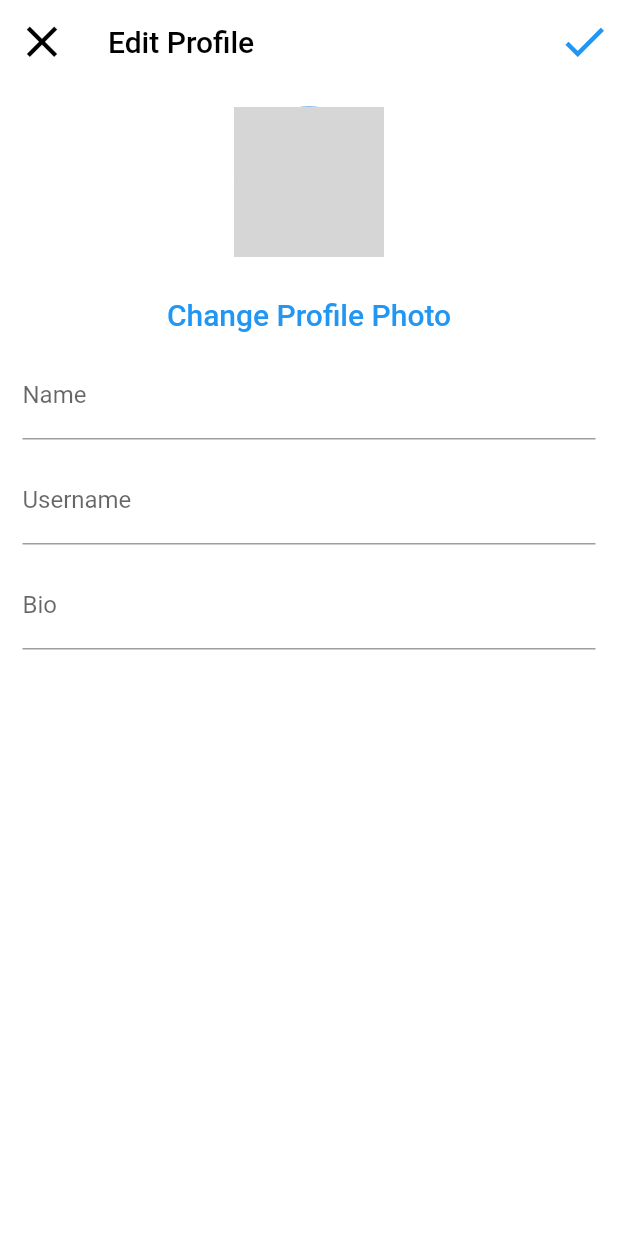
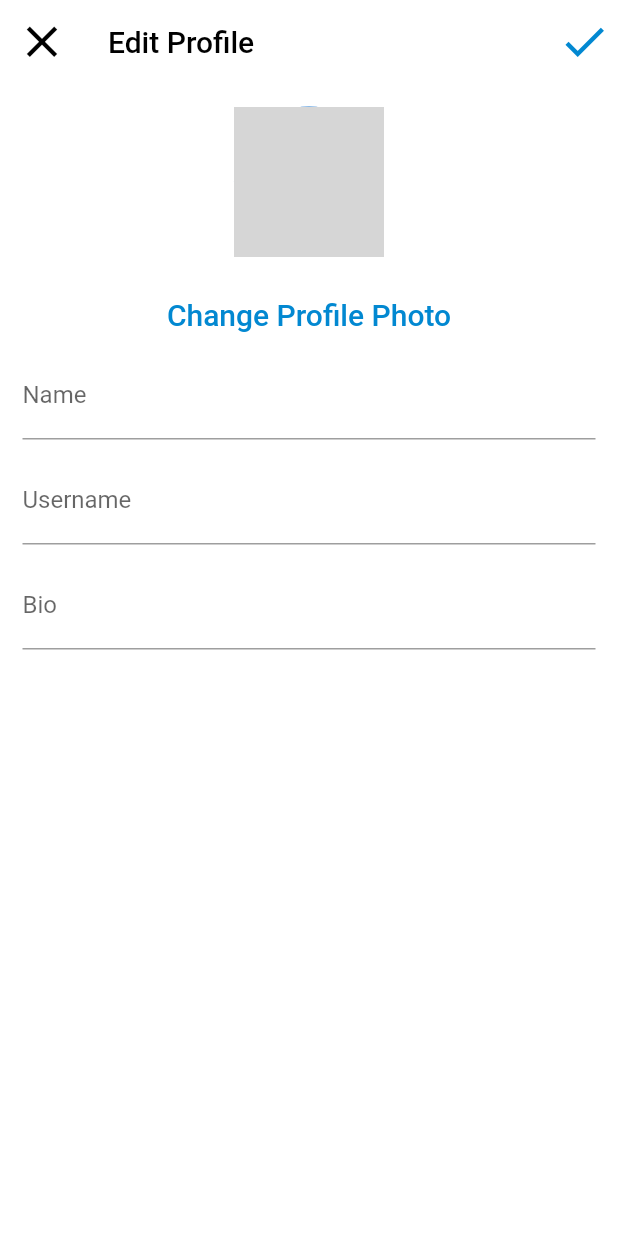
Before and after one commit to kaulmanas2/instagram_clone, a Flutter app: the screen it shows once a user with an empty profile is signed in, item 5 of the bottom bar chosen, after a tap on "Edit Profile", on a phone screen of 412 x 824 dp. Run offline on Flutter 3.47's test engine with Material 2 defaults, Android fonts, the light colour scheme and no system bars; our stand-ins replace cloud_firestore, firebase_auth, firebase_core, firebase_storage, flutter_icons, flutter_spinkit and 1 more; accounts and stored records are empty; network calls fail; grey boxes are pictures that could not be loaded.

Commit message:
added Upload Post (images only) feature

```diff
--- a/lib/screens/authentication/login_selection.dart
+++ b/lib/screens/authentication/login_selection.dart
@@ -51,32 +51,6 @@ class _LoginSelectionState extends State<LoginSelection> {
     }
   }
 
-  Container languageSelection() {
-    List<String> languages = ["English (United States)", "Hindi"];
-    return Container(
-      padding: EdgeInsets.symmetric(vertical: 10.0, horizontal: 10.0),
-      alignment: Alignment.center,
-      color: Colors.white,
-      child: DropdownButtonHideUnderline(
-        child: DropdownButton(
-          items: languages.map((String value) {
-            return new DropdownMenuItem<String>(
-              value: value,
-              child: Text(
-                value,
-                style: TextStyle(
-                  color: Colors.grey,
-                ),
-              ),
-            );
-          }).toList(),
-          value: languages[0],
-          onChanged: (_) {},
-        ),
-      ),
-    );
-  }
-
   Container goToSignUp() {
     return Container(
       padding: EdgeInsets.fromLTRB(15.0, 0.0, 15.0, 0.0),
@@ -89,7 +63,7 @@ class _LoginSelectionState extends State<LoginSelection> {
               color: Colors.white
           ),
         ),
-        color: Colors.blue,
+        color: Colors.lightBlue[700],
         shape: RoundedRectangleBorder(
           borderRadius: BorderRadius.circular(5.0),
         ),
@@ -99,7 +73,6 @@ class _LoginSelectionState extends State<LoginSelection> {
             isLoginSelectionSelected = false;
             showSignIn = false;
           });
-          // Navigator.push(context, MaterialPageRoute(builder: (context) => SignUp()));
         },
       ),
     );
@@ -111,7 +84,7 @@ class _LoginSelectionState extends State<LoginSelection> {
         child: Text(
           "Log In",
           style: TextStyle(
-              color: Colors.blue,
+              color: Colors.lightBlue[700],
               fontSize: 15.0,
               fontWeight: FontWeight.bold
           ),
@@ -122,7 +95,6 @@ class _LoginSelectionState extends State<LoginSelection> {
             isLoginSelectionSelected = false;
             showSignIn = true;
           });
-          // Navigator.push(context, MaterialPageRoute(builder: (context) => SignIn()),);
         },
       ),
     );
--- a/lib/screens/authentication/sign_up.dart
+++ b/lib/screens/authentication/sign_up.dart
@@ -202,8 +202,8 @@ class _SignUpState extends State<SignUp> {
               color: Colors.white
           ),
         ),
-        color: Colors.blue,
-        disabledColor: Colors.blue[200],
+        color: Colors.lightBlue[700],
+        disabledColor: Colors.lightBlue[100],
         shape: RoundedRectangleBorder(
           borderRadius: BorderRadius.circular(5.0),
         ),
@@ -258,7 +258,7 @@ class _SignUpState extends State<SignUp> {
                     TextSpan(
                       text: "Log in.",
                       style: TextStyle(
-                        color: Colors.blue[900],
+                        color: Colors.lightBlue[900],
                         fontWeight: FontWeight.bold,
                       ),
                       recognizer: TapGestureRecognizer()..onTap = () {
--- a/lib/screens/home.dart
+++ b/lib/screens/home.dart
@@ -2,6 +2,7 @@ import 'package:cloud_firestore/cloud_firestore.dart';
 import 'package:flutter/material.dart';
 import 'package:flutter_icons/flutter_icons.dart';
 import 'package:instagram_clone/screens/home/home_feed.dart';
+import 'package:instagram_clone/screens/post_upload/upload_post.dart';
 import 'package:instagram_clone/screens/profile/profile_page.dart';
 import 'package:instagram_clone/services/auth.dart';
 import 'package:instagram_clone/services/database_service.dart';
@@ -26,7 +27,7 @@ class _HomePageState extends State<HomePage> {
   var tabBarContent = <Widget>[
     HomeFeed(), // Text('Index 0: Home'),
     Text('Index 1: Reels'),
-    Text('Index 2: Add Photo'),
+    UploadPost(), // Text('Index 2: Add Photo')
     Text('Index 3: Likes'),
     ProfilePage(), // Text('Index 4: Profile'),
   ];
--- a/lib/screens/profile/edit_profile.dart
+++ b/lib/screens/profile/edit_profile.dart
@@ -20,7 +20,7 @@ class _EditProfileState extends State<EditProfile> {
 
   DocumentSnapshot dataSnapshot;
 
-  File choosenProfileImage;
+  File chosenProfileImage;
 
   String displayName;
   String username;
@@ -71,7 +71,7 @@ class _EditProfileState extends State<EditProfile> {
                 IconButton(
                   icon: Icon(
                       Icons.check,
-                      color: Colors.blue,
+                      color: Colors.lightBlue[700],
                       size: 35.0
                   ),
                   onPressed: isButtonEnabled
@@ -118,9 +118,11 @@ class _EditProfileState extends State<EditProfile> {
       padding: EdgeInsets.symmetric(vertical: 15.0),
       child: Center(
         child: CircleAvatar(
-          backgroundImage: choosenProfileImage == null
-              ? NetworkImage(dataSnapshot.data()["profile_pic"])
-              : FileImage(choosenProfileImage),
+          backgroundImage: chosenProfileImage == null
+              ? dataSnapshot.data()["profile_pic"] == ""
+                ? NetworkImage(profilePicURL)
+                : NetworkImage(dataSnapshot.data()["profile_pic"])
+              : FileImage(chosenProfileImage),
           radius: 50.0,
         ),
       ),
@@ -134,7 +136,7 @@ class _EditProfileState extends State<EditProfile> {
           "Change Profile Photo",
           style: TextStyle(
             fontSize: 20.0,
-            color: Colors.blue,
+            color: Colors.lightBlue[700],
           ),
         ),
         onPressed: () => _showChangePictureOptionsSheet(),
@@ -157,9 +159,9 @@ class _EditProfileState extends State<EditProfile> {
     try {
       dynamic img = await ImagePicker().getImage(source: ImageSource.gallery);
       setState(() {
-        choosenProfileImage = File(img.path);
+        chosenProfileImage = File(img.path);
         print("Image Choosen from gallery");
-        updateProfilePic(choosenProfileImage);
+        updateProfilePic(chosenProfileImage);
       });
     }
     catch(e) {
@@ -175,9 +177,9 @@ class _EditProfileState extends State<EditProfile> {
     try {
       dynamic img = await ImagePicker().getImage(source: ImageSource.camera);
       setState(() {
-        choosenProfileImage = File(img.path);
+        chosenProfileImage = File(img.path);
         print("Image Choosen from camera");
-        updateProfilePic(choosenProfileImage);
+        updateProfilePic(chosenProfileImage);
       });
     }
     catch(e) {
--- a/lib/screens/profile/profile_page.dart
+++ b/lib/screens/profile/profile_page.dart
@@ -166,7 +166,7 @@ class _ProfilePageState extends State<ProfilePage> {
         Container(
           padding: EdgeInsets.symmetric(horizontal: 15.0, vertical: 5.0),
           child: Text(
-            "${dataSnapshot.data()["followers"]}",
+            "${dataSnapshot.data()["followers"].length}",
             style: TextStyle(
                 fontWeight: FontWeight.bold,
                 fontSize: 20.0
@@ -187,7 +187,7 @@ class _ProfilePageState extends State<ProfilePage> {
         Container(
           padding: EdgeInsets.symmetric(horizontal: 15.0, vertical: 5.0),
           child: Text(
-            "${dataSnapshot.data()["following"]}",
+            "${dataSnapshot.data()["following"].length}",
             style: TextStyle(
                 fontWeight: FontWeight.bold,
                 fontSize: 20.0
@@ -308,7 +308,7 @@ class _ProfilePageState extends State<ProfilePage> {
         children: posts.map((post) {
           return Container(
             padding: EdgeInsets.all(1.0),
-            child: Image.network(post, fit: BoxFit.cover,),
+            child: Image.network(post, fit: BoxFit.cover),
           );
         }).toList(),
       ),
--- a/lib/shared/constants.dart
+++ b/lib/shared/constants.dart
@@ -18,6 +18,7 @@ Container languageSelection() {
   List<String> languages = ["English (United States)", "Hindi"];
   return Container(
     alignment: Alignment.center,
+    color: Colors.white,
     child: DropdownButtonHideUnderline(
       child: DropdownButton(
         items: languages.map((String value) {
--- a/pubspec.yaml
+++ b/pubspec.yaml
@@ -36,6 +36,7 @@ dependencies:
   provider: ^4.3.2+2
   flutter_spinkit: ^4.1.2+1
   image_picker: ^0.6.7+15
+  uuid: ^2.2.2
 
 dev_dependencies:
   flutter_test:
```
Also changed, not shown: lib/screens/authentication/sign_in.dart (+4 -4 lines), lib/screens/post_upload/upload_post.dart (added, +222 -0 lines), lib/services/database_service.dart (+27 -6 lines), pubspec.lock.
